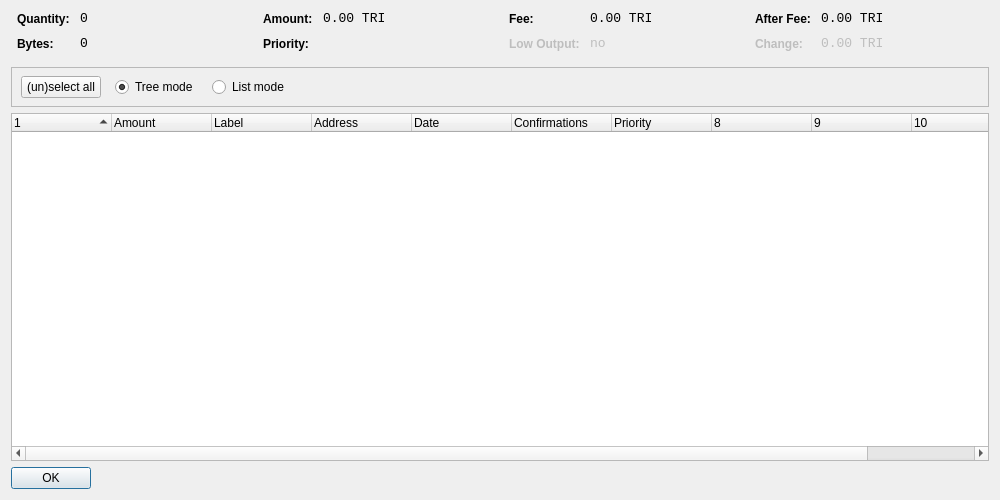
Qt form src/qt/forms/coincontroldialog.ui (wurstgelee/triangles) before a commit.
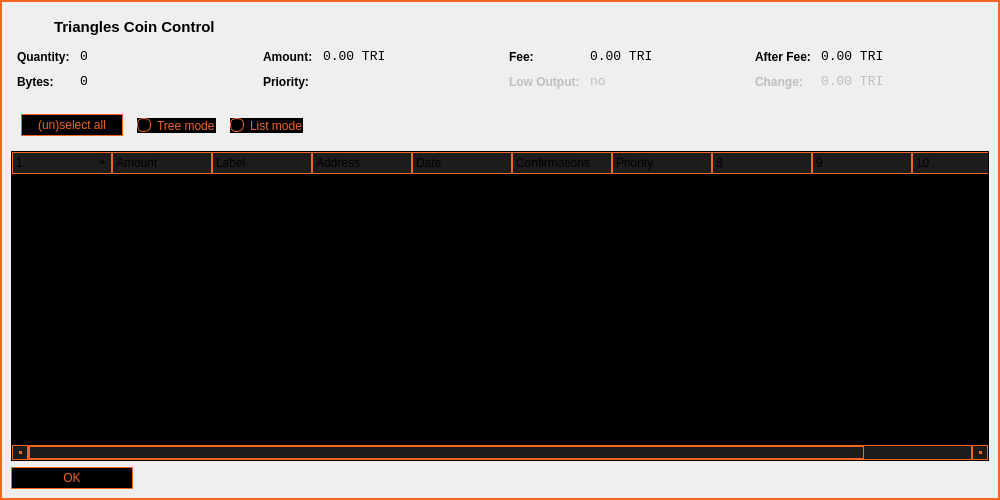
The same form after that commit. Icons and pictures are not drawn. Custom widgets are drawn as their Qt base class.

Diff of the .ui file:
```diff
--- a/src/qt/forms/coincontroldialog.ui
+++ b/src/qt/forms/coincontroldialog.ui
@@ -2,6 +2,9 @@
 <ui version="4.0">
  <class>CoinControlDialog</class>
  <widget class="QDialog" name="CoinControlDialog">
+  <property name="enabled">
+   <bool>true</bool>
+  </property>
   <property name="geometry">
    <rect>
     <x>0</x>
@@ -13,7 +16,355 @@
   <property name="windowTitle">
    <string>Coin Control</string>
   </property>
+  <property name="styleSheet">
+   <string notr="true">color: #f26522;
+background-color: #000;
+
+
+QLineEdit {
+	background-color: #1c1c1c;
+    border: 1px solid #f26522;
+}
+
+
+QScrollBar:horizontal, QScrollBar:vertical {
+     border: 1px solid #491E0A;
+     margin: 0px 16px 0 16px;
+}
+
+QScrollBar::handle:horizontal, QScrollBar::handle:vertical
+{
+      border: 2px solid #491E0A;
+      color #f26522;
+      min-height: 20px;
+}
+
+QScrollBar::handle:horizontal:hover, QScrollBar::handle:vertical:hover
+{
+      border: 2px solid #f26522;
+      color #f26522;
+      background: #f26522;
+      min-height: 20px;
+}
+
+QScrollBar::add-line:horizontal, QScrollBar::add-line:vertical {
+      border: 1px solid #491E0A;
+      width: 14px;
+      subcontrol-position: right;
+      subcontrol-origin: margin;
+}
+
+QScrollBar::sub-line:horizontal, QScrollBar::sub-line:vertical {
+      border: 1px solid #491E0A;
+      width: 14px;
+      subcontrol-position: left;
+      subcontrol-origin: margin;
+}
+
+QScrollBar::right-arrow:horizontal, QScrollBar::left-arrow:horizontal, QScrollBar::right-arrow:vertical, QScrollBar::left-arrow:vertical
+{
+      border: 2px solid #491E0A;
+}
+
+QScrollBar::add-page:horizontal, QScrollBar::sub-page:horizontal, QScrollBar::add-page:vertical, QScrollBar::sub-page:vertical
+{
+      background: none;
+}
+</string>
+  </property>
+  <layout class="QHBoxLayout" name="horizontalLayout">
+   <property name="leftMargin">
+    <number>0</number>
+   </property>
+   <property name="topMargin">
+    <number>0</number>
+   </property>
+   <property name="rightMargin">
+    <number>0</number>
+   </property>
+   <property name="bottomMargin">
+    <number>0</number>
+   </property>
+   <item>
+    <widget class="QFrame" name="borderframe">
+     <property name="styleSheet">
+      <string notr="true">#borderframe {
+	border: 2px solid #f26522;
+}
+
+
+QTreeWidget::item:selected{
+	background-color:#000000;
+	color: #f26526;
+	border: 0px;
+	outline: none;
+}
+
+QTreeView::item:focus {
+	background-color:#000000;
+	color: #f26526;
+	border: 0px;
+	outline: none;
+}
+
+QTreeView {
+	outline:none;
+	}
+
+
+QTreeWidget::item:hover{
+	background-color:#61280E;
+	color: #f26526;
+	border: 0px solid #f26522;
+}
+
+#treeWidget QHeaderView::section {
+    border: 1px solid #f26522;
+    background-color: #1c1c1c;
+	height: 20px;
+	padding: 0px 3px;
+ 	}	
+
+
+/* style the sort indicator */
+QHeaderView::down-arrow {
+	image: url(:/icons/down_arrow);
+	}
+
+QHeaderView::up-arrow {
+	 image: url(:/icons/up_arrow);
+	 }
+
+QScrollBar:horizontal {
+  border: 1px solid #f26522;
+  background: #1c1c1c;
+  height: 15px;
+  margin: 0px 16px 0 16px;
+  }
+
+QScrollBar::handle:horizontal {
+  border: 1px solid #f26522;
+  background: #1c1c1c;
+  min-height: 20px;
+  /*border-radius: 2px;*/
+  }
+
+QScrollBar::add-line:horizontal {
+  border: 1px solid #f26522;
+  /*border-radius: 2px;*/
+  background: #1c1c1c;
+  width: 14px;
+  subcontrol-position: right;
+  subcontrol-origin: margin;
+  }
+
+QScrollBar::sub-line:horizontal {
+  border: 1px solid #f26522;
+  /*border-radius: 2px;*/
+  background: #1c1c1c;
+  width: 14px;
+  subcontrol-position: left;
+  subcontrol-origin: margin;
+  }
+
+QScrollBar::right-arrow:horizontal, QScrollBar::left-arrow:horizontal {
+  border: 1px solid #f26522;
+  width: 1px;
+  height: 1px;
+  background: #f26522;
+  }
+
+QScrollBar::add-page:horizontal, QScrollBar::sub-page:horizontal {
+  background: none;
+  }
+
+QScrollBar:vertical {
+  background: #000;
+  width: 15px;
+  margin: 16px 0 16px 0;
+  border: 1px solid #f26522;
+  }
+
+QScrollBar::handle:vertical {
+  border: 1px solid #f26522;
+  background: #1c1c1c;
+  min-height: 20px;
+  /*border-radius: 2px;*/
+  }
+
+QScrollBar::add-line:vertical {
+  border: 1px solid #f26522;
+  /*border-radius: 2px;*/
+  background: #1c1c1c;
+  height: 14px;
+  subcontrol-position: bottom;
+  subcontrol-origin: margin;
+  }
+
+QScrollBar::sub-line:vertical {
+  border: 1px solid #f26522;
+  /*border-radius: 2px;*/
+  background: #1c1c1c;
+  height: 14px;
+  subcontrol-position: top;
+  subcontrol-origin: margin;
+  }
+
+QScrollBar::up-arrow:vertical, QScrollBar::down-arrow:vertical {
+  border: 1px solid #f26522;
+  width: 1px;
+  height: 1px;
+  background: #f26522;
+  }
+
+QScrollBar::add-page:vertical, QScrollBar::sub-page:vertical {
+  background: none;
+  }</string>
+     </property>
+     <property name="frameShape">
+      <enum>QFrame::StyledPanel</enum>
+     </property>
+     <property name="frameShadow">
+      <enum>QFrame::Raised</enum>
+     </property>
   <layout class="QVBoxLayout" name="verticalLayout">
+      <item>
+       <widget class="QWidget" name="wCaption" native="true">
+        <property name="minimumSize">
+         <size>
+          <width>0</width>
+          <height>32</height>
+         </size>
+        </property>
+        <property name="maximumSize">
+         <size>
+          <width>16777215</width>
+          <height>32</height>
+         </size>
+        </property>
+        <property name="styleSheet">
+         <string notr="true"/>
+        </property>
+        <property name="is_header" stdset="0">
+         <bool>true</bool>
+        </property>
+        <layout class="QHBoxLayout" name="horizontalLayout_19">
+         <property name="leftMargin">
+          <number>0</number>
+         </property>
+         <property name="topMargin">
+          <number>0</number>
+         </property>
+         <property name="rightMargin">
+          <number>0</number>
+         </property>
+         <property name="bottomMargin">
+          <number>0</number>
+         </property>
+         <item>
+          <spacer name="horizontalSpacer_26">
+           <property name="orientation">
+            <enum>Qt::Horizontal</enum>
+           </property>
+           <property name="sizeType">
+            <enum>QSizePolicy::Fixed</enum>
+           </property>
+           <property name="sizeHint" stdset="0">
+            <size>
+             <width>7</width>
+             <height>20</height>
+            </size>
+           </property>
+          </spacer>
+         </item>
+         <item>
+          <widget class="QLabel" name="picAdd">
+           <property name="enabled">
+            <bool>true</bool>
+           </property>
+           <property name="sizePolicy">
+            <sizepolicy hsizetype="Preferred" vsizetype="Preferred">
+             <horstretch>0</horstretch>
+             <verstretch>0</verstretch>
+            </sizepolicy>
+           </property>
+           <property name="minimumSize">
+            <size>
+             <width>30</width>
+             <height>30</height>
+            </size>
+           </property>
+           <property name="maximumSize">
+            <size>
+             <width>30</width>
+             <height>30</height>
+            </size>
+           </property>
+           <property name="text">
+            <string/>
+           </property>
+           <property name="pixmap">
+            <pixmap resource="../triangles.qrc">:/icons/toolbar</pixmap>
+           </property>
+          </widget>
+         </item>
+         <item>
+          <widget class="QLabel" name="lbTitle">
+           <property name="font">
+            <font>
+             <pointsize>11</pointsize>
+             <weight>75</weight>
+             <bold>true</bold>
+             <stylestrategy>PreferAntialias</stylestrategy>
+            </font>
+           </property>
+           <property name="styleSheet">
+            <string notr="true"/>
+           </property>
+           <property name="text">
+            <string>Triangles Coin Control</string>
+           </property>
+          </widget>
+         </item>
+         <item>
+          <widget class="QPushButton" name="bClose">
+           <property name="minimumSize">
+            <size>
+             <width>30</width>
+             <height>30</height>
+            </size>
+           </property>
+           <property name="maximumSize">
+            <size>
+             <width>30</width>
+             <height>30</height>
+            </size>
+           </property>
+           <property name="styleSheet">
+            <string notr="true">QPushButton {	
+	image: url(:/icons/close_normal);
+	border: 0px solid gray;
+}
+
+QPushButton:pressed:flat {
+	image: url(:/icons/close_normal);
+}
+
+QPushButton:hover {
+	image: url(:/icons/close_hover);
+}</string>
+           </property>
+           <property name="text">
+            <string notr="true"/>
+           </property>
+           <property name="flat">
+            <bool>true</bool>
+           </property>
+          </widget>
+         </item>
+        </layout>
+       </widget>
+      </item>
    <item>
     <layout class="QHBoxLayout" name="horizontalLayoutTop" stretch="0,0,0,0">
      <property name="topMargin">
@@ -104,6 +455,9 @@
      </item>
      <item>
       <layout class="QFormLayout" name="formLayoutCoinControl2">
+          <property name="fieldGrowthPolicy">
+           <enum>QFormLayout::AllNonFixedFieldsGrow</enum>
+          </property>
        <property name="horizontalSpacing">
         <number>10</number>
        </property>
@@ -364,6 +718,11 @@
        <height>40</height>
       </size>
      </property>
+        <property name="styleSheet">
+         <string notr="true">#frame {
+	border: 1 px solid #f26522;
+	}</string>
+        </property>
      <property name="frameShape">
       <enum>QFrame::StyledPanel</enum>
      </property>
@@ -379,7 +738,7 @@
         <height>41</height>
        </rect>
       </property>
-      <layout class="QHBoxLayout" name="horizontalLayoutPanel" stretch="0,0,0,0,0">
+         <layout class="QHBoxLayout" name="horizontalLayoutPanel" stretch="0,0,0,0">
        <property name="spacing">
         <number>14</number>
        </property>
@@ -391,6 +750,26 @@
            <verstretch>0</verstretch>
           </sizepolicy>
          </property>
+            <property name="styleSheet">
+             <string notr="true">QPushButton {
+	background-color: #000;
+	color: #f26522;
+	border: 1px solid #f26522;
+	max-height: 20px;
+	min-height: 20px;
+	max-width: 100px;
+	min-width: 100px;
+}
+
+QPushButton:hover {
+	background-color: #61280E;
+}
+
+QPushButton:pressed:flat {
+	color: #000;
+	background-color: #f26522;
+}</string>
+            </property>
          <property name="text">
           <string>(un)select all</string>
          </property>
@@ -404,6 +783,40 @@
            <verstretch>0</verstretch>
           </sizepolicy>
          </property>
+            <property name="styleSheet">
+             <string notr="true">QRadioButton {
+	background-color: #000;
+    	color: #f26522;
+    	}
+ 
+QRadioButton::indicator {
+	border-radius: 6px;
+    	color: #f26522;
+	}
+
+QRadioButton::indicator:unchecked {
+	border: 1px solid #f26522;
+	background-color: #000;
+    	}
+
+QRadioButton::indicator:checked {
+	 border: 1px solid #f26522;
+	background-color: qradialgradient(
+        cx: 0.5, cy: 0.5,
+        fx: 0.5, fy: 0.5,
+        radius: 1.0,
+        stop: 0.15 #f26522,
+        stop: 0.25 #000
+	);
+    	}
+
+
+RadioButton::indicator:disabled {
+	background-color: #000;
+	color: #61280E;
+	border: 1px solid #61280E;
+    	}</string>
+            </property>
          <property name="text">
           <string>Tree mode</string>
          </property>
@@ -414,15 +827,55 @@
        </item>
        <item>
         <widget class="QRadioButton" name="radioListMode">
+            <property name="enabled">
+             <bool>true</bool>
+            </property>
          <property name="sizePolicy">
           <sizepolicy hsizetype="Maximum" vsizetype="Fixed">
            <horstretch>0</horstretch>
            <verstretch>0</verstretch>
           </sizepolicy>
          </property>
+            <property name="styleSheet">
+             <string notr="true">QRadioButton {
+	background-color: #000;
+    	color: #f26522;
+    	}
+ 
+ QRadioButton::indicator {
+	border-radius: 6px;
+ 	color: #f26522;
+	}
+
+QRadioButton::indicator:unchecked {
+	border: 1px solid #f26522;
+	background-color: #000;
+	}
+
+QRadioButton::indicator:checked {
+	 border: 1px solid #f26522;
+	background-color: qradialgradient(
+        cx: 0.5, cy: 0.5,
+        fx: 0.5, fy: 0.5,
+        radius: 1.0,
+        stop: 0.15 #f26522,
+        stop: 0.25 #000
+	);
+	}
+
+
+RadioButton::indicator:disabled {
+	background-color: #000;
+	color: #61280E;
+	border: 1px solid #61280E;
+	}</string>
+            </property>
          <property name="text">
           <string>List mode</string>
          </property>
+            <property name="checked">
+             <bool>false</bool>
+            </property>
         </widget>
        </item>
        <item>
@@ -444,9 +897,201 @@
    </item>
    <item>
     <widget class="CoinControlTreeWidget" name="treeWidget">
+        <property name="sizePolicy">
+         <sizepolicy hsizetype="Expanding" vsizetype="Expanding">
+          <horstretch>0</horstretch>
+          <verstretch>0</verstretch>
+         </sizepolicy>
+        </property>
+        <property name="palette">
+         <palette>
+          <active>
+           <colorrole role="WindowText">
+            <brush brushstyle="SolidPattern">
+             <color alpha="255">
+              <red>242</red>
+              <green>101</green>
+              <blue>34</blue>
+             </color>
+            </brush>
+           </colorrole>
+           <colorrole role="Button">
+            <brush brushstyle="SolidPattern">
+             <color alpha="255">
+              <red>0</red>
+              <green>0</green>
+              <blue>0</blue>
+             </color>
+            </brush>
+           </colorrole>
+           <colorrole role="Text">
+            <brush brushstyle="SolidPattern">
+             <color alpha="255">
+              <red>242</red>
+              <green>101</green>
+              <blue>34</blue>
+             </color>
+            </brush>
+           </colorrole>
+           <colorrole role="ButtonText">
+            <brush brushstyle="SolidPattern">
+             <color alpha="255">
+              <red>242</red>
+              <green>101</green>
+              <blue>34</blue>
+             </color>
+            </brush>
+           </colorrole>
+           <colorrole role="Base">
+            <brush brushstyle="SolidPattern">
+             <color alpha="255">
+              <red>0</red>
+              <green>0</green>
+              <blue>0</blue>
+             </color>
+            </brush>
+           </colorrole>
+           <colorrole role="Window">
+            <brush brushstyle="SolidPattern">
+             <color alpha="255">
+              <red>0</red>
+              <green>0</green>
+              <blue>0</blue>
+             </color>
+            </brush>
+           </colorrole>
+          </active>
+          <inactive>
+           <colorrole role="WindowText">
+            <brush brushstyle="SolidPattern">
+             <color alpha="255">
+              <red>242</red>
+              <green>101</green>
+              <blue>34</blue>
+             </color>
+            </brush>
+           </colorrole>
+           <colorrole role="Button">
+            <brush brushstyle="SolidPattern">
+             <color alpha="255">
+              <red>0</red>
+              <green>0</green>
+              <blue>0</blue>
+             </color>
+            </brush>
+           </colorrole>
+           <colorrole role="Text">
+            <brush brushstyle="SolidPattern">
+             <color alpha="255">
+              <red>242</red>
+              <green>101</green>
+              <blue>34</blue>
+             </color>
+            </brush>
+           </colorrole>
+           <colorrole role="ButtonText">
+            <brush brushstyle="SolidPattern">
+             <color alpha="255">
+              <red>242</red>
+              <green>101</green>
+              <blue>34</blue>
+             </color>
+            </brush>
+           </colorrole>
+           <colorrole role="Base">
+            <brush brushstyle="SolidPattern">
+             <color alpha="255">
+              <red>0</red>
+              <green>0</green>
+              <blue>0</blue>
+             </color>
+            </brush>
+           </colorrole>
+           <colorrole role="Window">
+            <brush brushstyle="SolidPattern">
+             <color alpha="255">
+              <red>0</red>
+              <green>0</green>
+              <blue>0</blue>
+             </color>
+            </brush>
+           </colorrole>
+          </inactive>
+          <disabled>
+           <colorrole role="WindowText">
+            <brush brushstyle="SolidPattern">
+             <color alpha="255">
+              <red>242</red>
+              <green>101</green>
+              <blue>34</blue>
+             </color>
+            </brush>
+           </colorrole>
+           <colorrole role="Button">
+            <brush brushstyle="SolidPattern">
+             <color alpha="255">
+              <red>0</red>
+              <green>0</green>
+              <blue>0</blue>
+             </color>
+            </brush>
+           </colorrole>
+           <colorrole role="Text">
+            <brush brushstyle="SolidPattern">
+             <color alpha="255">
+              <red>242</red>
+              <green>101</green>
+              <blue>34</blue>
+             </color>
+            </brush>
+           </colorrole>
+           <colorrole role="ButtonText">
+            <brush brushstyle="SolidPattern">
+             <color alpha="255">
+              <red>242</red>
+              <green>101</green>
+              <blue>34</blue>
+             </color>
+            </brush>
+           </colorrole>
+           <colorrole role="Base">
+            <brush brushstyle="SolidPattern">
+             <color alpha="255">
+              <red>0</red>
+              <green>0</green>
+              <blue>0</blue>
+             </color>
+            </brush>
+           </colorrole>
+           <colorrole role="Window">
+            <brush brushstyle="SolidPattern">
+             <color alpha="255">
+              <red>0</red>
+              <green>0</green>
+              <blue>0</blue>
+             </color>
+            </brush>
+           </colorrole>
+          </disabled>
+         </palette>
+        </property>
      <property name="contextMenuPolicy">
       <enum>Qt::CustomContextMenu</enum>
      </property>
+        <property name="styleSheet">
+         <string notr="true">color: #f26522;
+background-color: #000;
+
+
+border: 1px solid #f26522;
+
+QLineEdit {
+	background-color: #1c1c1c;
+    border: 1px solid #f26522;
+}
+
+</string>
+        </property>
      <property name="sortingEnabled">
       <bool>false</bool>
      </property>
@@ -527,6 +1172,26 @@
        <verstretch>0</verstretch>
       </sizepolicy>
      </property>
+        <property name="styleSheet">
+         <string notr="true">QPushButton {
+	background-color: #000;
+	color: #f26522;
+	border: 1px solid #f26522;
+	max-height: 20px;
+	min-height: 20px;
+	max-width: 120px;
+	min-width: 120px;
+	}
+
+QPushButton:hover {
+	background-color: #61280E;
+	}
+
+QPushButton:pressed:flat {
+	color: #000;
+	background-color: #f26522;
+	}</string>
+        </property>
      <property name="orientation">
       <enum>Qt::Horizontal</enum>
      </property>
@@ -537,6 +1202,9 @@
    </item>
   </layout>
  </widget>
+   </item>
+  </layout>
+ </widget>
  <customwidgets>
   <customwidget>
    <class>CoinControlTreeWidget</class>
```
Left out of the diff: 23 changed lines with no effect on the pictures. Lines whose indentation alone changed are shown as unchanged.
